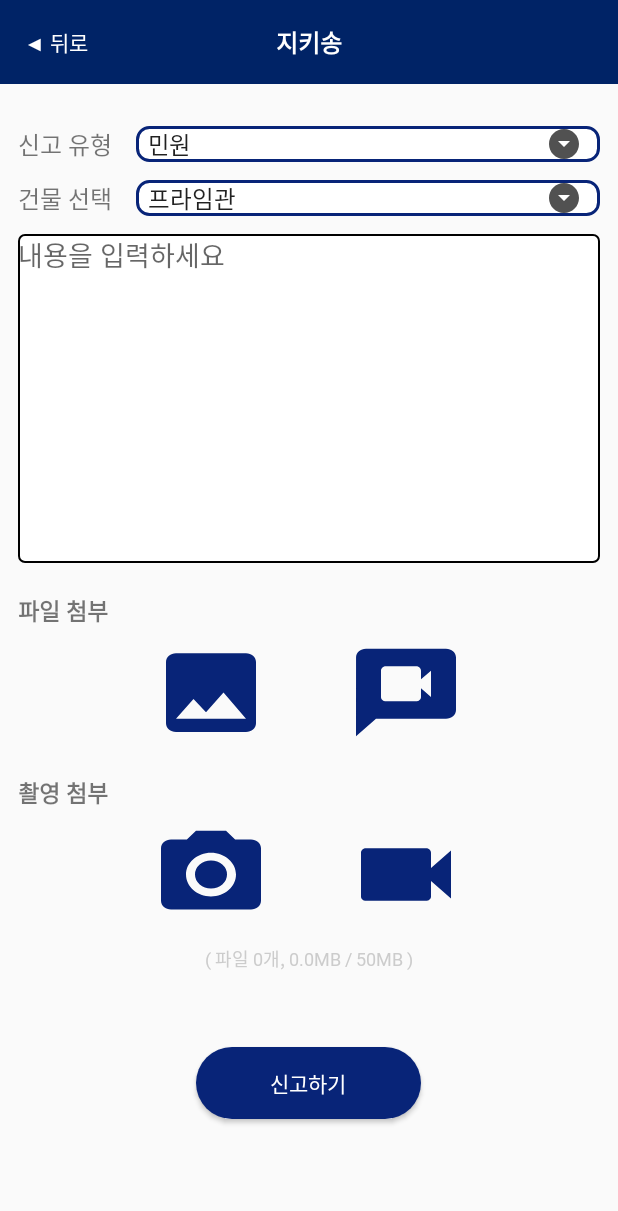
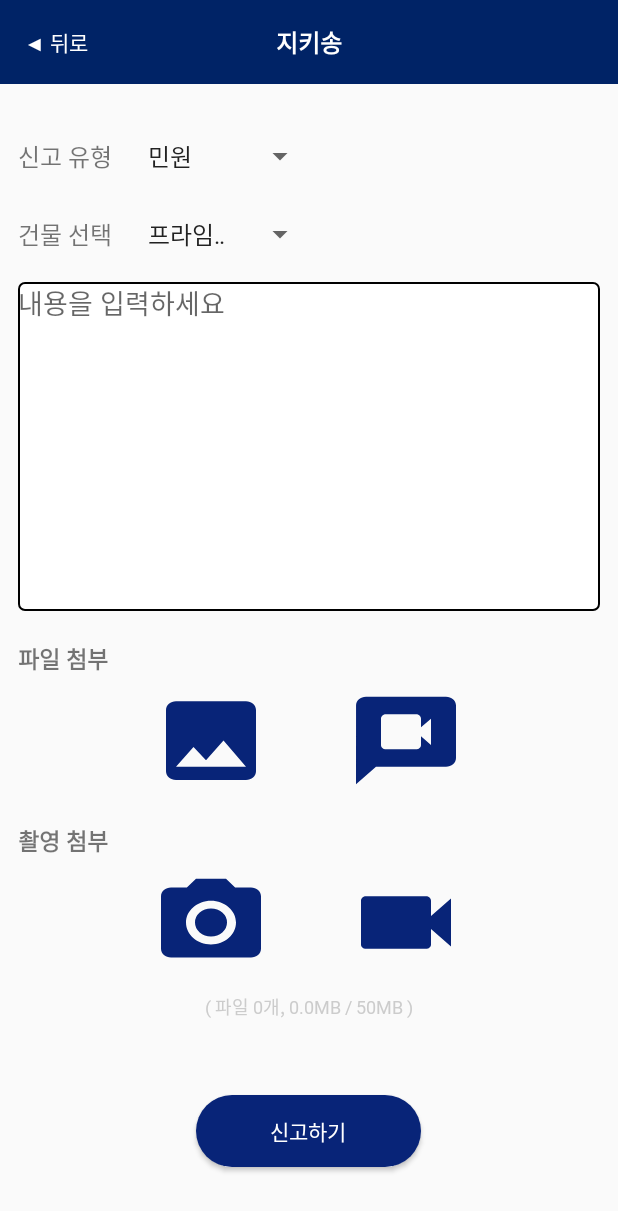
Before and after one commit to System-25-1/protectsong, an Android app: the SmsReportActivity screen opened directly, with no data from a screen before it, on a phone screen of 412 x 824 dp. Shown: the top 1211 px of the screen. Run offline under Robolectric (Android 15) with nearby library versions, the phone set to English and light mode, and no system bars; our stand-ins replace CircleImageView, Firebase (no records; nobody signed in at launch, a user with empty details on screens opened directly).

Commit message:
ui수정

```diff
--- a/app/src/main/java/com/example/protectsong/MainActivity.kt
+++ b/app/src/main/java/com/example/protectsong/MainActivity.kt
@@ -293,7 +293,7 @@ class MainActivity : AppCompatActivity() {
         soundHandler.post(object : Runnable {
             override fun run() {
                 val amp = recorder.maxAmplitude
-                if (amp > 50000 && !isLoudSoundDetected) {
+                if (amp > 5000 && !isLoudSoundDetected) {
                     isLoudSoundDetected = true
                     Toast.makeText(this@MainActivity, "큰 소리 감지됨. 신고 화면으로 이동합니다.", Toast.LENGTH_SHORT).show()
                     makeEmergencyCall()
--- a/app/src/main/res/layout/activity_sms_report.xml
+++ b/app/src/main/res/layout/activity_sms_report.xml
@@ -45,11 +45,9 @@
 
                 <Spinner
                     android:id="@+id/spinner_type"
-                    android:layout_width="0dp"
-                    android:layout_height="wrap_content"
-                    android:layout_marginStart="16dp"
-                    android:layout_weight="1"
-                    android:background="@drawable/spinner_with_arrow" />
+                    android:layout_width="120dp"
+                    android:layout_height="40dp"
+                    android:layout_marginStart="16dp" />
             </LinearLayout>
 
             <LinearLayout
@@ -67,11 +65,9 @@
 
                 <Spinner
                     android:id="@+id/spinner_building"
-                    android:layout_width="0dp"
-                    android:layout_height="wrap_content"
-                    android:layout_marginStart="16dp"
-                    android:layout_weight="1"
-                    android:background="@drawable/spinner_with_arrow" />
+                    android:layout_width="120dp"
+                    android:layout_height="40dp"
+                    android:layout_marginStart="16dp" />
             </LinearLayout>
 
             <EditText
--- a/gradle/libs.versions.toml
+++ b/gradle/libs.versions.toml
@@ -1,5 +1,5 @@
 [versions]
-agp = "8.9.1"
+agp = "8.6.0"
 kotlin = "2.1.0"
 coreKtx = "1.16.0"
 junit = "4.13.2"
```
Also changed, not shown: 1 other file.
